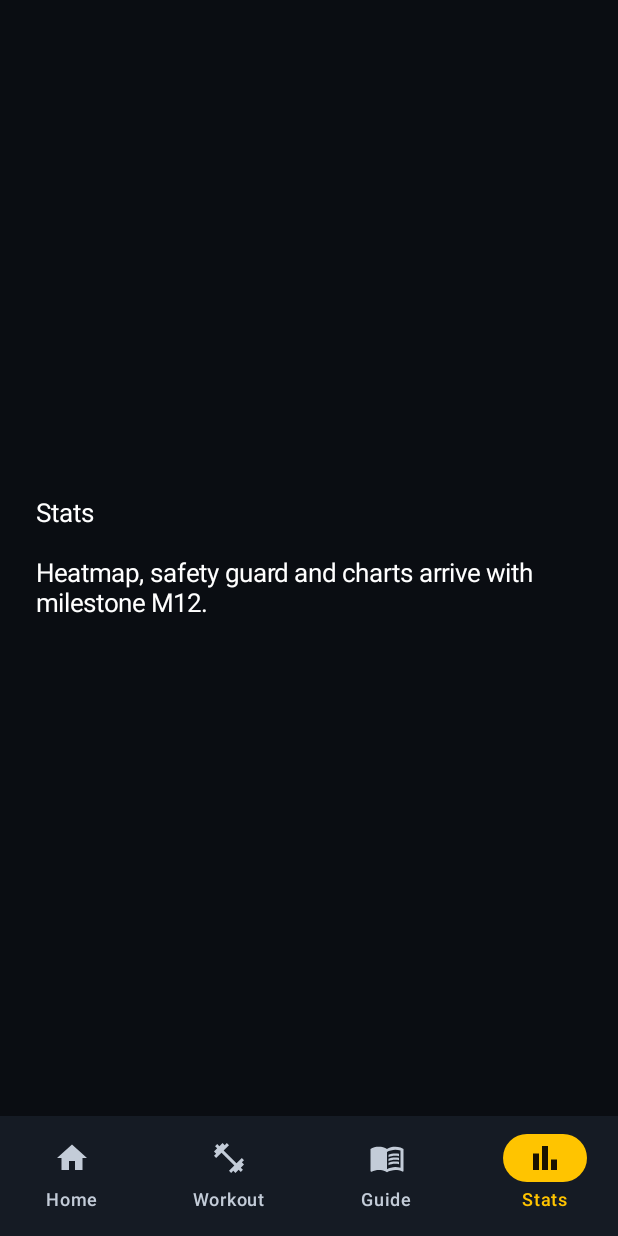
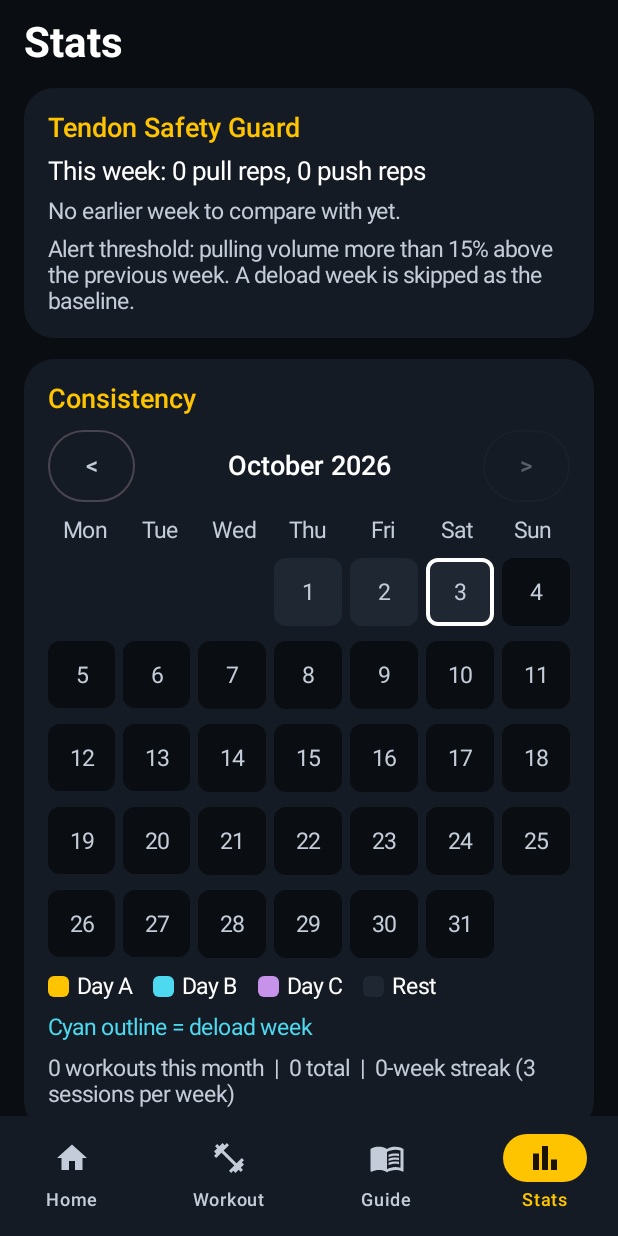
Before and after one commit to RotaMatei/personal-calisthenics-app, an Android app built with Jetpack Compose: the screen it shows after launch (MainActivity), item 4 of the bottom bar chosen, on a phone screen of 412 x 824 dp. Run offline under Robolectric (Android 15) with nearby library versions, the phone set to English and light mode, and no system bars; our stand-ins replace Room's generated code.

Commit message:
M12: Stats tab (heatmap, tendon safety guard, strength charts, joint log) and chart scale helper
Co-Authored-By: Claude Sonnet 5.5 <noreply@anthropic.com>
Claude-Session: https://claude.ai/code/session_01TMKeKKHQb5GZnS8wY8AE4L

```diff
--- a/app/src/main/java/com/personal/calisthenicsguide/ui/AppRoot.kt
+++ b/app/src/main/java/com/personal/calisthenicsguide/ui/AppRoot.kt
@@ -36,6 +36,7 @@ import androidx.lifecycle.viewmodel.compose.viewModel
 import com.personal.calisthenicsguide.CalisthenicsApp
 import com.personal.calisthenicsguide.ui.dashboard.DashboardScreen
 import com.personal.calisthenicsguide.ui.guide.GuideScreen
+import com.personal.calisthenicsguide.ui.stats.StatsScreen
 import com.personal.calisthenicsguide.ui.dashboard.DashboardViewModel
 import com.personal.calisthenicsguide.ui.theme.AppColors
 import com.personal.calisthenicsguide.ui.workout.WorkoutScreen
@@ -119,16 +120,9 @@ fun AppRoot() {
                         )
                     }
                     Tab.GUIDE -> GuideScreen(repository = app.repository)
-                    Tab.STATS -> Placeholder("Stats", "Heatmap, safety guard and charts arrive with milestone M12.")
+                    Tab.STATS -> StatsScreen(repository = app.repository)
                 }
             }
         }
     }
 }
-
-@Composable
-private fun Placeholder(title: String, text: String) {
-    Box(Modifier.fillMaxSize(), contentAlignment = Alignment.Center) {
-        Text("$title\n\n$text", modifier = Modifier.padding(24.dp))
-    }
-}
--- /dev/null
+++ b/app/src/main/java/com/personal/calisthenicsguide/ui/stats/StatsScreen.kt
@@ -0,0 +1,263 @@
+package com.personal.calisthenicsguide.ui.stats
+
+import androidx.compose.foundation.background
+import androidx.compose.foundation.border
+import androidx.compose.foundation.layout.Arrangement
+import androidx.compose.foundation.layout.Box
+import androidx.compose.foundation.layout.Column
+import androidx.compose.foundation.layout.Row
+import androidx.compose.foundation.layout.Spacer
+import androidx.compose.foundation.layout.aspectRatio
+import androidx.compose.foundation.layout.fillMaxSize
+import androidx.compose.foundation.layout.fillMaxWidth
+import androidx.compose.foundation.layout.height
+import androidx.compose.foundation.layout.heightIn
+import androidx.compose.foundation.layout.padding
+import androidx.compose.foundation.layout.size
+import androidx.compose.foundation.rememberScrollState
+import androidx.compose.foundation.shape.RoundedCornerShape
+import androidx.compose.foundation.verticalScroll
+import androidx.compose.material3.Card
+import androidx.compose.material3.CardDefaults
+import androidx.compose.material3.MaterialTheme
+import androidx.compose.material3.OutlinedButton
+import androidx.compose.material3.Text
+import androidx.compose.runtime.Composable
+import androidx.compose.runtime.collectAsState
+import androidx.compose.runtime.getValue
+import androidx.compose.runtime.mutableStateOf
+import androidx.compose.runtime.remember
+import androidx.compose.runtime.saveable.rememberSaveable
+import androidx.compose.runtime.setValue
+import androidx.compose.ui.Alignment
+import androidx.compose.ui.Modifier
+import androidx.compose.ui.graphics.Color
+import androidx.compose.ui.text.font.FontWeight
+import androidx.compose.ui.text.style.TextAlign
+import androidx.compose.ui.unit.dp
+import com.personal.calisthenics.core.analytics.CellKind
+import com.personal.calisthenics.core.analytics.ChartSeries
+import com.personal.calisthenics.core.analytics.Heatmap
+import com.personal.calisthenics.core.analytics.JointAdvice
+import com.personal.calisthenics.core.analytics.Streaks
+import com.personal.calisthenics.core.analytics.VolumeGuard
+import com.personal.calisthenics.core.model.WorkoutDay
+import com.personal.calisthenics.core.plan.Deload
+import com.personal.calisthenicsguide.data.Repository
+import com.personal.calisthenicsguide.data.SettingKeys
+import com.personal.calisthenicsguide.ui.theme.AppColors
+import java.time.Instant
+import java.time.LocalDate
+import java.time.YearMonth
+import java.time.ZoneId
+import java.time.format.DateTimeFormatter
+import java.time.format.TextStyle as DateTextStyle
+import java.util.Locale
+
+private val DayA = Color(0xFFFFC400)
+private val DayB = Color(0xFF4DD9F0)
+private val DayC = Color(0xFFC792EA)
+
+@Composable
+fun StatsScreen(repository: Repository, modifier: Modifier = Modifier) {
+    val sessions by repository.completedSessions.collectAsState(initial = emptyList())
+    val sets by repository.loggedSets.collectAsState(initial = emptyList())
+    val settings by repository.settings.collectAsState(initial = emptyMap())
+    val zone = remember { ZoneId.systemDefault() }
+    val today = LocalDate.now(zone)
+    val blockStart = settings[SettingKeys.BLOCK_START]?.let { runCatching { LocalDate.parse(it) }.getOrNull() }
+        ?: Deload.normalizeStart(today)
+
+    val sessionDays = remember(sessions) {
+        sessions.associate { Instant.ofEpochMilli(it.session.endedAtMs).atZone(zone).toLocalDate() to it.session.day }
+    }
+
+    Column(
+        modifier.fillMaxSize().verticalScroll(rememberScrollState()).padding(horizontal = 16.dp, vertical = 12.dp),
+        verticalArrangement = Arrangement.spacedBy(14.dp),
+    ) {
+        Text("Stats", style = MaterialTheme.typography.headlineMedium)
+
+        // ---- Safety guard first: the warning is the most important thing on this tab.
+        val weekly = remember(sets) { VolumeGuard.weeklyVolumes(sets, zone) }
+        val check = VolumeGuard.evaluate(weekly, VolumeGuard.weekStart(today)) { Deload.isDeloadWeek(blockStart, it) }
+        SafetyGuardCard(check)
+
+        HeatmapCard(sessionDays, blockStart, today, sessions.size, Streaks.weeklyStreak(sessionDays.keys.toList(), today))
+
+        Card(colors = CardDefaults.cardColors(containerColor = AppColors.Surface), shape = RoundedCornerShape(20.dp), modifier = Modifier.fillMaxWidth()) {
+            Column(Modifier.padding(16.dp), verticalArrangement = Arrangement.spacedBy(18.dp)) {
+                Text("Strength progression", style = MaterialTheme.typography.titleMedium, color = AppColors.Accent)
+                LineChart("L-sit max hold", "s", ChartSeries.maxHoldPerSession(sets, "l_sit"), DayA)
+                LineChart("Planche lean max hold", "s", ChartSeries.maxHoldPerSession(sets, "planche_lean"), DayB)
+                LineChart("Pull-ups: clean reps per workout", "reps", ChartSeries.totalRepsPerSession(sets, setOf("strict_pullups")), AppColors.Good)
+                LineChart(
+                    "Dips: clean reps per workout", "reps",
+                    ChartSeries.totalRepsPerSession(sets, setOf("parallel_bar_dips", "straight_bar_dips")), DayC,
+                )
+            }
+        }
+
+        JointHistoryCard(sessions.sortedByDescending { it.session.endedAtMs }, zone)
+        Spacer(Modifier.height(16.dp))
+    }
+}
+
+// ------------------------------------------------------------------------------------------------ safety guard
+
+@Composable
+private fun SafetyGuardCard(check: com.personal.calisthenics.core.analytics.VolumeCheck) {
+    val warn = check.warning
+    Card(
+        colors = CardDefaults.cardColors(containerColor = if (warn != null) AppColors.Danger.copy(alpha = 0.22f) else AppColors.Surface),
+        shape = RoundedCornerShape(20.dp),
+        modifier = Modifier.fillMaxWidth().then(if (warn != null) Modifier.border(2.dp, AppColors.Danger, RoundedCornerShape(20.dp)) else Modifier),
+    ) {
+        Column(Modifier.padding(16.dp), verticalArrangement = Arrangement.spacedBy(8.dp)) {
+            Text("Tendon Safety Guard", style = MaterialTheme.typography.titleMedium, color = if (warn != null) AppColors.Danger else AppColors.Accent)
+            if (warn != null) Text(warn, style = MaterialTheme.typography.titleMedium)
+            Text(
+                "This week: ${check.current.pullReps} pull reps, ${check.current.pushReps} push reps",
+                style = MaterialTheme.typography.bodyLarge,
+            )
+            val base = check.baseline
+            if (base == null) {
+                Text("No earlier week to compare with yet.", style = MaterialTheme.typography.bodyMedium, color = AppColors.TextSecondary)
+            } else {
+                Text(
+                    "Previous week: ${base.pullReps} pull (${percent(check.pullChangePercent)}), ${base.pushReps} push (${percent(check.pushChangePercent)} this week)",
+                    style = MaterialTheme.typography.bodyMedium,
+                    color = AppColors.TextSecondary,
+                )
+            }
+            Text(
+                "Alert threshold: pulling volume more than ${VolumeGuard.SPIKE_PERCENT}% above the previous week. A deload week is skipped as the baseline.",
+                style = MaterialTheme.typography.bodyMedium,
+                color = AppColors.TextSecondary,
+            )
+        }
+    }
+}
+
+private fun percent(value: Double?): String = value?.let { (if (it >= 0) "+" else "") + "%.0f%%".format(it) } ?: "n/a"
+
+// ------------------------------------------------------------------------------------------------ heatmap
+
+@Composable
+private fun HeatmapCard(sessionDays: Map<LocalDate, WorkoutDay>, blockStart: LocalDate, today: LocalDate, total: Int, streak: Int) {
+    var monthOffset by rememberSaveable { mutableStateOf(0) }
+    val month = YearMonth.from(today).plusMonths(monthOffset.toLong())
+    val data = remember(sessionDays, month, blockStart, today) { Heatmap.month(month, sessionDays, blockStart, today) }
+    Card(colors = CardDefaults.cardColors(containerColor = AppColors.Surface), shape = RoundedCornerShape(20.dp), modifier = Modifier.fillMaxWidth()) {
+        Column(Modifier.padding(16.dp), verticalArrangement = Arrangement.spacedBy(10.dp)) {
+            Text("Consistency", style = MaterialTheme.typography.titleMedium, color = AppColors.Accent)
+            Row(verticalAlignment = Alignment.CenterVertically) {
+                OutlinedButton(onClick = { monthOffset-- }, modifier = Modifier.heightIn(min = 48.dp)) { Text("<") }
+                Text(
+                    month.month.getDisplayName(DateTextStyle.FULL, Locale.ENGLISH) + " " + month.year,
+                    modifier = Modifier.weight(1f),
+                    textAlign = TextAlign.Center,
+                    style = MaterialTheme.typography.titleMedium,
+                )
+                OutlinedButton(onClick = { monthOffset++ }, enabled = monthOffset < 0, modifier = Modifier.heightIn(min = 48.dp)) { Text(">") }
+            }
+            Row(Modifier.fillMaxWidth()) {
+                listOf("Mon", "Tue", "Wed", "Thu", "Fri", "Sat", "Sun").forEach {
+                    Text(it, Modifier.weight(1f), textAlign = TextAlign.Center, style = MaterialTheme.typography.bodyMedium, color = AppColors.TextSecondary)
+                }
+            }
+            data.weeks.forEach { week ->
+                Row(Modifier.fillMaxWidth(), horizontalArrangement = Arrangement.spacedBy(5.dp)) {
+                    week.forEach { cell ->
+                        Box(Modifier.weight(1f).aspectRatio(1f), contentAlignment = Alignment.Center) {
+                            if (cell != null) {
+                                val fill = when (cell.kind) {
+                                    CellKind.WORKOUT_A -> DayA
+                                    CellKind.WORKOUT_B -> DayB
+                                    CellKind.WORKOUT_C -> DayC
+                                    CellKind.REST -> AppColors.SurfaceHigh
+                                    CellKind.FUTURE -> AppColors.Background
+                                }
+                                val worked = cell.kind == CellKind.WORKOUT_A || cell.kind == CellKind.WORKOUT_B || cell.kind == CellKind.WORKOUT_C
+                                var mod = Modifier.fillMaxSize().background(fill, RoundedCornerShape(8.dp))
+                                if (cell.deloadWeek) mod = mod.border(1.5.dp, AppColors.Cyan.copy(alpha = 0.7f), RoundedCornerShape(8.dp))
+                                if (cell.isToday) mod = mod.border(2.5.dp, Color.White, RoundedCornerShape(8.dp))
+                                Box(mod, contentAlignment = Alignment.Center) {
+                                    Text(
+                                        if (worked) (sessionDays[cell.date]?.label ?: "") else cell.date.dayOfMonth.toString(),
+                                        color = if (worked) Color.Black else AppColors.TextSecondary,
+                                        fontWeight = if (worked) FontWeight.Bold else FontWeight.Normal,
+                                        style = MaterialTheme.typography.bodyMedium,
+                                    )
+                                }
+                            }
+                        }
+                    }
+                }
+            }
+            Row(horizontalArrangement = Arrangement.spacedBy(14.dp), verticalAlignment = Alignment.CenterVertically) {
+                Legend(DayA, "Day A"); Legend(DayB, "Day B"); Legend(DayC, "Day C"); Legend(AppColors.SurfaceHigh, "Rest")
+            }
+            Text("Cyan outline = deload week", style = MaterialTheme.typography.bodyMedium, color = AppColors.Cyan)
+            Text(
+                "${data.workoutCount} workout${if (data.workoutCount == 1) "" else "s"} this month  |  $total total  |  " +
+                    "$streak-week streak (3 sessions per week)",
+                style = MaterialTheme.typography.bodyMedium,
+                color = AppColors.TextSecondary,
+            )
+        }
+    }
+}
+
+@Composable
+private fun Legend(color: Color, text: String) {
+    Row(verticalAlignment = Alignment.CenterVertically) {
+        Box(Modifier.size(14.dp).background(color, RoundedCornerShape(4.dp)))
+        Spacer(Modifier.size(5.dp))
+        Text(text, style = MaterialTheme.typography.bodyMedium)
+    }
+}
+
+// ------------------------------------------------------------------------------------------------ joint history
+
+@Composable
+private fun JointHistoryCard(records: List<com.personal.calisthenicsguide.data.SessionRecord>, zone: ZoneId) {
+    val fmt = remember { DateTimeFormatter.ofPattern("EEE d MMM", Locale.ENGLISH) }
+    val rated = records.filter { it.rating != null }
+    Card(colors = CardDefaults.cardColors(containerColor = AppColors.Surface), shape = RoundedCornerShape(20.dp), modifier = Modifier.fillMaxWidth()) {
+        Column(Modifier.padding(16.dp), verticalArrangement = Arrangement.spacedBy(8.dp)) {
+            Text("Joint health log", style = MaterialTheme.typography.titleMedium, color = AppColors.Accent)
+            if (rated.isEmpty()) {
+                Text("Ratings you give after each workout (1 = fine, 5 = very stiff) appear here.", style = MaterialTheme.typography.bodyMedium, color = AppColors.TextSecondary)
+            } else {
+                val advice = JointAdvice.evaluate(rated.first().rating)
+                advice.messages.forEach { Text(it, color = AppColors.Warn, style = MaterialTheme.typography.bodyMedium) }
+                Row(Modifier.fillMaxWidth()) {
+                    Text("Date", Modifier.weight(1.6f), style = MaterialTheme.typography.bodyMedium, color = AppColors.TextSecondary)
+                    listOf("Wrists", "Elbows", "Shoulders").forEach {
+                        Text(it, Modifier.weight(1f), textAlign = TextAlign.Center, style = MaterialTheme.typography.bodyMedium, color = AppColors.TextSecondary)
+                    }
+                }
+                rated.take(12).forEach { rec ->
+                    val r = rec.rating ?: return@forEach
+                    Row(Modifier.fillMaxWidth().heightIn(min = 40.dp), verticalAlignment = Alignment.CenterVertically) {
+                        Text(
+                            fmt.format(Instant.ofEpochMilli(rec.session.endedAtMs).atZone(zone)) + " (${rec.session.day.label})",
+                            Modifier.weight(1.6f),
+                            style = MaterialTheme.typography.bodyMedium,
+                        )
+                        listOf(r.wrists, r.elbows, r.shoulders).forEach { v ->
+                            Text(
+                                "$v",
+                                Modifier.weight(1f),
+                                textAlign = TextAlign.Center,
+                                fontWeight = FontWeight.Bold,
+                                color = if (v > JointAdvice.STIFFNESS_THRESHOLD) AppColors.Danger else AppColors.Good,
+                            )
+                        }
+                    }
+                }
+            }
+        }
+    }
+}
```
Also changed, not shown: app/src/main/java/com/personal/calisthenicsguide/ui/stats/LineChart.kt (added, +92 -0 lines), core/src/main/kotlin/com/personal/calisthenics/core/analytics/Progression.kt (+29 -0 lines), 2 other files.
